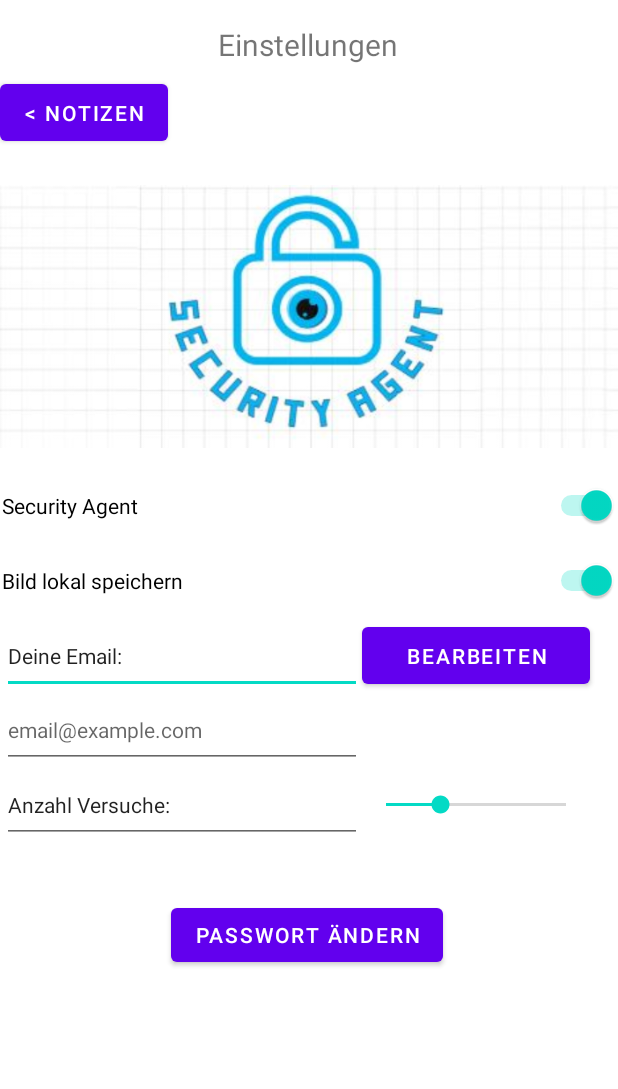
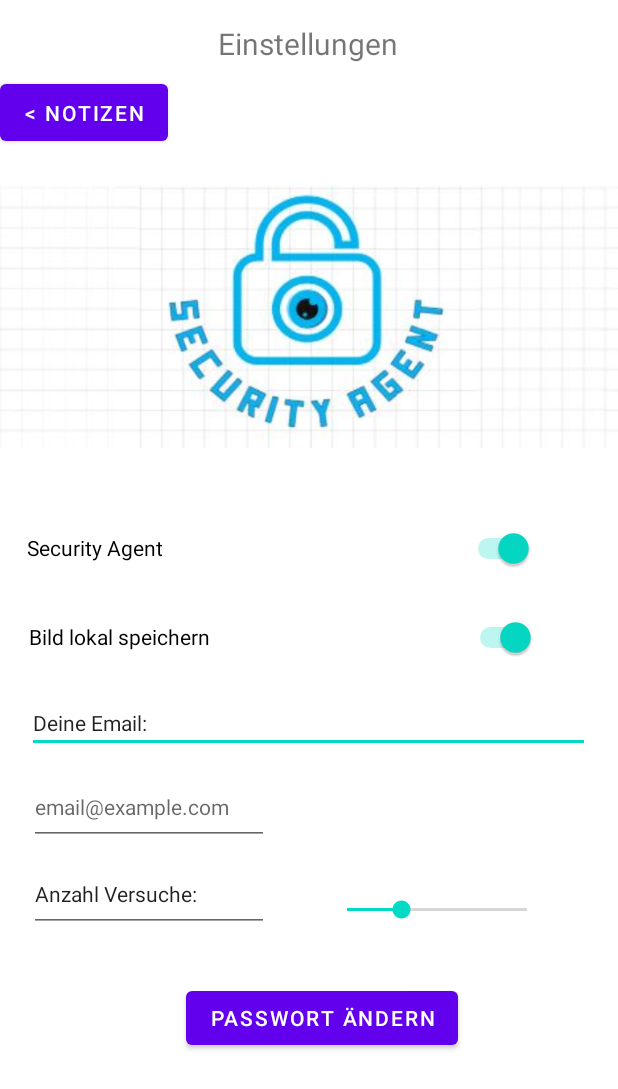
Before and after one commit to Benny367/SecurityAgent, an Android app: the EinstellungenActivity screen opened directly, with no data from a screen before it, on a phone screen of 412 x 824 dp. Shown: the top 1089 px of the screen. Run offline under Robolectric (Android 15) with nearby library versions, the phone set to English and light mode, and no system bars.

Commit message:
gui changes

```diff
--- a/app/src/main/java/com/example/securityagent/EinstellungenActivity.java
+++ b/app/src/main/java/com/example/securityagent/EinstellungenActivity.java
@@ -38,7 +38,6 @@ public class EinstellungenActivity extends AppCompatActivity {
 
         securityManagerSwitch = findViewById(R.id.securityManagerSwitch);
         lokalSwitch = findViewById(R.id.lokalSwitch);
-        emailBearbeitenButton = findViewById(R.id.emailBearbeitenButton);
         emailTextfield = findViewById(R.id.emailTextfield);
         seekBar = findViewById(R.id.seekBar);
         pwAendernButtonEIN = findViewById(R.id.pwAendernButtonEIN);
@@ -46,12 +45,20 @@ public class EinstellungenActivity extends AppCompatActivity {
 
         ladeBenutzer();
 
-        Intent activity = new Intent(this, NotizenActivity.class);
+        Intent activityNotizen = new Intent(this, NotizenActivity.class);
         zurueckButton.setOnClickListener(new View.OnClickListener() {
             @Override
             public void onClick(View view) {
                 updateBenutzer();
-                startActivity(activity);
+                startActivity(activityNotizen);
+            }
+        });
+
+        Intent activityPWAendern = new Intent(this, PWAendernActivity.class);
+        pwAendernButtonEIN.setOnClickListener(new View.OnClickListener() {
+            @Override
+            public void onClick(View view) {
+                startActivity(activityPWAendern);
             }
         });
 
--- a/app/src/main/res/layout/activity_einstellungen.xml
+++ b/app/src/main/res/layout/activity_einstellungen.xml
@@ -11,7 +11,7 @@
         android:layout_width="wrap_content"
         android:layout_height="wrap_content"
         android:layout_marginStart="145dp"
-        android:layout_marginTop="16dp"
+        android:layout_marginTop="15dp"
         android:text="@string/einstellungenTitle"
         android:textSize="20sp"
         app:layout_constraintStart_toStartOf="parent"
@@ -33,108 +33,88 @@
         android:layout_height="wrap_content"
         android:layout_marginTop="11dp"
         android:layout_marginBottom="1dp"
-        app:layout_constraintBottom_toTopOf="@+id/linearLayout"
         app:layout_constraintStart_toStartOf="parent"
         app:layout_constraintTop_toBottomOf="@+id/zurueckButton"
         app:srcCompat="@drawable/logo" />
 
-    <LinearLayout
-        android:id="@+id/linearLayout"
-        android:layout_width="410dp"
-        android:layout_height="253dp"
-        android:layout_marginStart="1dp"
-        android:layout_marginTop="1dp"
-        android:orientation="vertical"
-        app:layout_constraintStart_toStartOf="parent"
-        app:layout_constraintTop_toBottomOf="@+id/logo">
-
     <Switch
         android:id="@+id/securityManagerSwitch"
-            android:layout_width="match_parent"
-            android:layout_height="50sp"
+        android:layout_width="338dp"
+        android:layout_height="45dp"
+        android:layout_marginStart="18dp"
+        android:layout_marginTop="32dp"
         android:text="@string/securityAgent"
+        app:layout_constraintStart_toStartOf="parent"
+        app:layout_constraintTop_toBottomOf="@+id/logo"
         tools:ignore="UseSwitchCompatOrMaterialXml" />
 
     <Switch
         android:id="@+id/lokalSwitch"
-            android:layout_width="match_parent"
-            android:layout_height="50sp"
+        android:layout_width="338dp"
+        android:layout_height="45dp"
+        android:layout_marginStart="19dp"
+        android:layout_marginTop="14dp"
         android:text="@string/bildLokalSpeichern"
+        app:layout_constraintStart_toStartOf="parent"
+        app:layout_constraintTop_toBottomOf="@+id/securityManagerSwitch"
         tools:ignore="UseSwitchCompatOrMaterialXml" />
-
-        <TableLayout
-            android:layout_width="match_parent"
-            android:layout_height="wrap_content">
-
-            <TableRow
-                android:layout_width="match_parent"
-                android:layout_height="match_parent">
 
     <EditText
         android:id="@+id/editTextTextPersonName3"
-                    android:layout_width="wrap_content"
-                    android:layout_height="50sp"
+        android:layout_width="375dp"
+        android:layout_height="39dp"
+        android:layout_marginStart="18dp"
+        android:layout_marginTop="15dp"
         android:ems="15"
         android:inputType="textPersonName"
         android:text="@string/deineEmail"
-                    android:textSize="14sp" />
-
-                <Button
-                    android:id="@+id/emailBearbeitenButton"
-                    android:layout_width="wrap_content"
-                    android:layout_height="50sp"
-                    android:text="@string/bearbeitenString" />
-
-            </TableRow>
-
-            <TableRow
-                android:layout_width="match_parent"
-                android:layout_height="match_parent">
+        android:textSize="14sp"
+        app:layout_constraintStart_toStartOf="parent"
+        app:layout_constraintTop_toBottomOf="@+id/lokalSwitch" />
 
     <EditText
         android:id="@+id/emailTextfield"
         android:layout_width="wrap_content"
         android:layout_height="50sp"
+        android:layout_marginStart="19dp"
+        android:layout_marginTop="11dp"
         android:ems="10"
         android:hint="@string/exampleEmail"
         android:inputType="textEmailAddress"
-                    android:textSize="14sp" />
-            </TableRow>
-
-            <TableRow
-                android:layout_width="match_parent"
-                android:layout_height="match_parent">
+        android:textSize="14sp"
+        app:layout_constraintStart_toStartOf="parent"
+        app:layout_constraintTop_toBottomOf="@+id/editTextTextPersonName3" />
 
     <EditText
         android:id="@+id/AnzVersuche"
         android:layout_width="wrap_content"
         android:layout_height="50sp"
+        android:layout_marginStart="19dp"
+        android:layout_marginTop="8dp"
         android:ems="10"
         android:inputType="textPersonName"
         android:text="@string/anzVersuche"
-                    android:textSize="14sp" />
+        android:textSize="14sp"
+        app:layout_constraintStart_toStartOf="parent"
+        app:layout_constraintTop_toBottomOf="@+id/emailTextfield" />
 
     <SeekBar
         android:id="@+id/seekBar"
         android:layout_width="152dp"
-                    android:layout_height="50sp" />
-
-            </TableRow>
-
-            <TableRow
-                android:layout_width="match_parent"
-                android:layout_height="match_parent" />
-        </TableLayout>
-    </LinearLayout>
+        android:layout_height="50sp"
+        android:layout_marginStart="36dp"
+        android:layout_marginTop="80dp"
+        app:layout_constraintStart_toEndOf="@+id/AnzVersuche"
+        app:layout_constraintTop_toBottomOf="@+id/editTextTextPersonName3" />
 
     <Button
         android:id="@+id/pwAendernButtonEIN"
         android:layout_width="wrap_content"
         android:layout_height="wrap_content"
-        android:layout_marginStart="114dp"
-        android:layout_marginTop="34dp"
+        android:layout_marginStart="124dp"
+        android:layout_marginTop="33dp"
         android:text="Passwort ändern"
         app:layout_constraintStart_toStartOf="parent"
-        app:layout_constraintTop_toBottomOf="@+id/linearLayout" />
+        app:layout_constraintTop_toBottomOf="@+id/AnzVersuche" />
 
 </androidx.constraintlayout.widget.ConstraintLayout>
--- a/app/src/main/res/layout/activity_registrieren.xml
+++ b/app/src/main/res/layout/activity_registrieren.xml
@@ -65,7 +65,7 @@
         android:layout_width="122dp"
         android:layout_height="35dp"
         android:layout_marginStart="152dp"
-        android:layout_marginTop="24dp"
+        android:layout_marginTop="15dp"
         android:text="Registrieren"
         android:textSize="20sp"
         app:layout_constraintStart_toStartOf="parent"
```
Also changed, not shown: app/src/main/java/com/example/securityagent/NotizenActivity.java (+7 -0 lines), app/src/main/res/layout/activity_main.xml (+65 -63 lines), app/src/main/res/layout/activity_notizen.xml (+7 -6 lines), app/src/main/res/layout/activity_pwaendern.xml (+74 -74 lines). Lines whose indentation alone changed are shown as unchanged.
